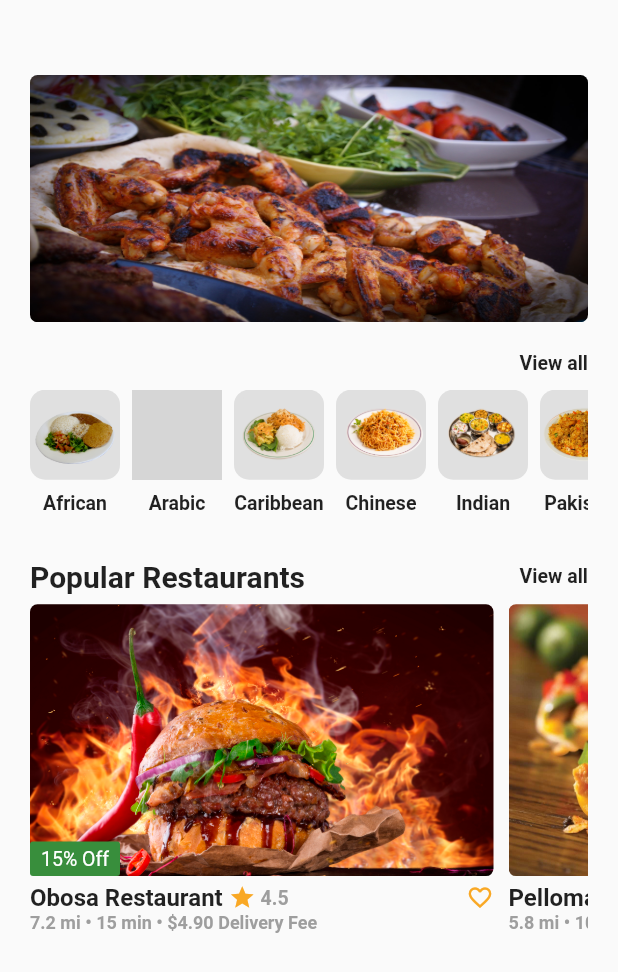
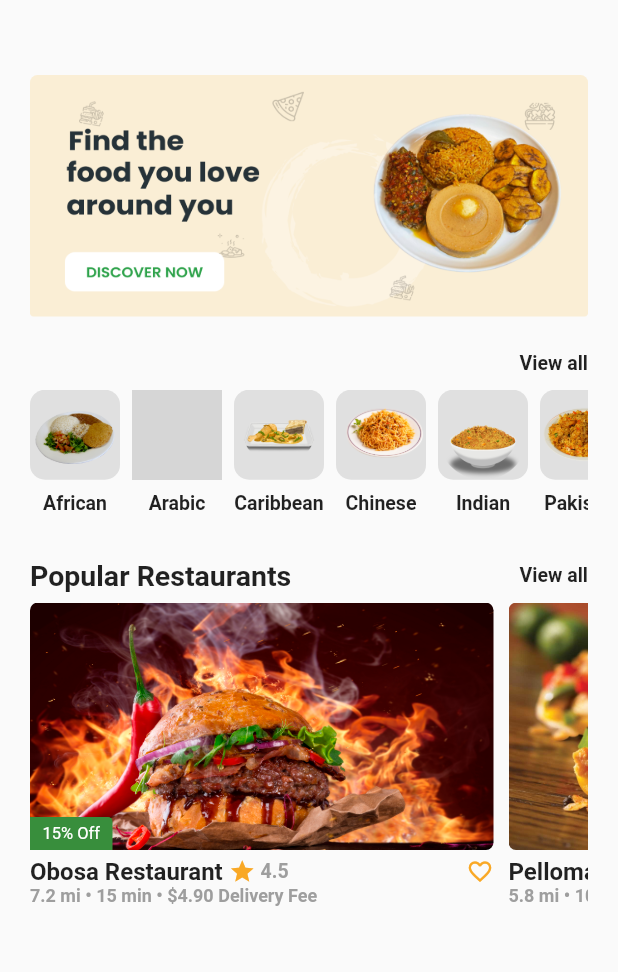
Before and after one commit to Hassanulhaq52/Food-App, a Flutter app: the screen it shows after launch, on a phone screen of 412 x 824 dp. Shown: the top 972 px of the screen. Run offline on Flutter 3.47's test engine with Material 2 defaults, Android fonts, the light colour scheme and no system bars; grey boxes are pictures that could not be loaded.

Commit message:
images changed.

```diff
--- a/lib/constants/constants.dart
+++ b/lib/constants/constants.dart
@@ -13,7 +13,7 @@ class Constant {
 
   static const TextStyle discountStyle = TextStyle(
     color: Colors.white,
-    fontSize: 13,
+    fontSize: 11,
   );
 
   static const TextStyle subtitleStyle = TextStyle(
@@ -24,7 +24,7 @@ class Constant {
 
   static const TextStyle headingStyle = TextStyle(
     fontWeight: FontWeight.bold,
-    fontSize: 20,
+    fontSize: 19,
   );
 
   static const TextStyle ratingStyle = TextStyle(
@@ -34,7 +34,9 @@ class Constant {
   );
 
   static BoxDecoration discountDecoration = BoxDecoration(
-    borderRadius: BorderRadius.circular(2.0),
+    borderRadius: const BorderRadius.only(
+      topRight: Radius.circular(3.0),
+    ),
     color: Colors.green.shade700,
   );
 
--- a/lib/screens/home_screen.dart
+++ b/lib/screens/home_screen.dart
@@ -24,7 +24,7 @@ class HomeScreen extends StatelessWidget {
                     image: const DecorationImage(
                       fit: BoxFit.fill,
                       image: AssetImage(
-                        'assets/home2.jpg',
+                        'assets/home.png',
                       ),
                     ),
                   ),
--- a/lib/screens/restaurant_screen.dart
+++ b/lib/screens/restaurant_screen.dart
@@ -32,7 +32,7 @@ class RestaurantScreen extends StatelessWidget {
                 crossAxisAlignment: CrossAxisAlignment.start,
                 children: [
                   Container(
-                    height: MediaQuery.of(context).size.height * 0.22,
+                    height: MediaQuery.of(context).size.height * 0.2,
                     width: MediaQuery.of(context).size.width * 0.75,
                     decoration: Constant.restaurantDecoration.copyWith(
                       image: const DecorationImage(
@@ -46,9 +46,9 @@ class RestaurantScreen extends StatelessWidget {
                           bottom: 0.0,
                           left: 0.0,
                           child: Container(
-                            height: 23,
-                            width: 60,
-                            padding: const EdgeInsets.symmetric(vertical: 4.0),
+                            height: 22,
+                            width: 55,
+                            padding: const EdgeInsets.symmetric(vertical: 5.0),
                             decoration: Constant.discountDecoration,
                             child: const Text(
                               '15% Off',
@@ -102,7 +102,7 @@ class RestaurantScreen extends StatelessWidget {
                 crossAxisAlignment: CrossAxisAlignment.start,
                 children: [
                   Container(
-                    height: MediaQuery.of(context).size.height * 0.22,
+                    height: MediaQuery.of(context).size.height * 0.2,
                     width: MediaQuery.of(context).size.width * 0.75,
                     decoration: Constant.restaurantDecoration.copyWith(
                       image: const DecorationImage(
@@ -153,7 +153,7 @@ class RestaurantScreen extends StatelessWidget {
                 crossAxisAlignment: CrossAxisAlignment.start,
                 children: [
                   Container(
-                    height: MediaQuery.of(context).size.height * 0.22,
+                    height: MediaQuery.of(context).size.height * 0.2,
                     width: MediaQuery.of(context).size.width * 0.75,
                     decoration: Constant.restaurantDecoration.copyWith(
                       image: const DecorationImage(
@@ -167,9 +167,9 @@ class RestaurantScreen extends StatelessWidget {
                           bottom: 0.0,
                           left: 0.0,
                           child: Container(
-                            height: 23,
-                            width: 90,
-                            padding: const EdgeInsets.symmetric(vertical: 4.0),
+                            height: 22,
+                            width: 80,
+                            padding: const EdgeInsets.symmetric(vertical: 5.0),
                             decoration: Constant.discountDecoration,
                             child: const Text(
                               'Upto 70% Off',
```
Also changed, not shown: assets/caribbean.png, assets/efrican.png (added), assets/food_image_home.jpg (deleted), assets/home.jpg (deleted), assets/home.png (added), assets/home1.jpg (deleted), assets/home2.jpg (deleted), assets/indian.png, assets/jollof.png (added), assets/manchester.png (added), assets/obosa.png (added), assets/safari.png (added), assets/snacks.png (added), assets/suya.png (added), 1 more files.
